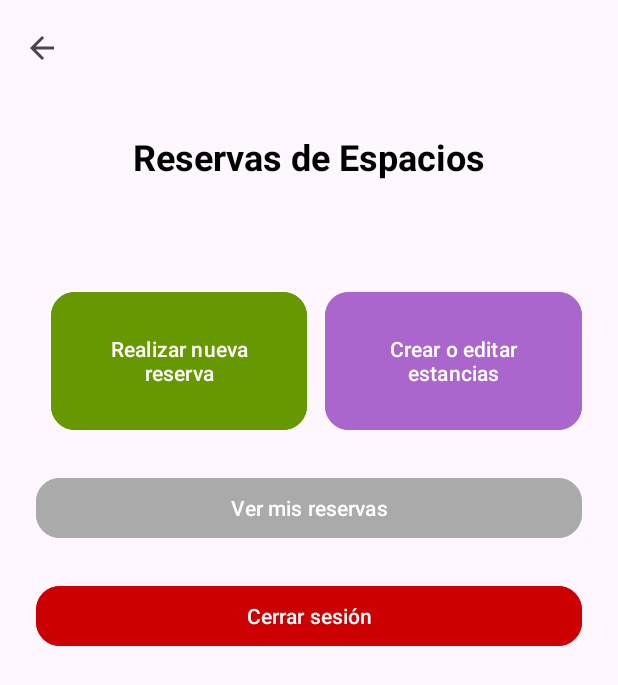
After one commit to Alvaro200039/TFG-Kotlin, an Android app: the MainActivity2 screen opened directly, with no data from a screen before it, on a phone screen of 412 x 824 dp. The commit adds this screen. Shown: the top 685 px of the screen. Run offline under Robolectric (Android 15) with nearby library versions, the light colour scheme and no system bars.

Commit message:
Bases de datos local temporal para hacer pruebas; leer comentarios en fichero BBDD.kt para poder utilizarla en las activity que creeis

```diff
--- a/app/src/main/AndroidManifest.xml
+++ b/app/src/main/AndroidManifest.xml
@@ -12,6 +12,9 @@
         android:supportsRtl="true"
         android:theme="@style/Theme.TFGKotlin"
         tools:targetApi="31">
+        <activity
+            android:name=".MainActivity2"
+            android:exported="false" />
         <activity
             android:name=".RegistroEmpresaActivity"
             android:exported="false" />
--- /dev/null
+++ b/app/src/main/java/com/example/tfg_kotlin/MainActivity2.kt
@@ -0,0 +1,26 @@
+package com.example.tfg_kotlin
+
+import android.os.Bundle
+import androidx.activity.enableEdgeToEdge
+import androidx.appcompat.app.AppCompatActivity
+import androidx.core.view.ViewCompat
+import androidx.core.view.WindowInsetsCompat
+import androidx.appcompat.widget.Toolbar
+
+class MainActivity2 : AppCompatActivity() {
+    override fun onCreate(savedInstanceState: Bundle?) {
+        super.onCreate(savedInstanceState)
+        enableEdgeToEdge()
+        setContentView(R.layout.activity_main2)
+        ViewCompat.setOnApplyWindowInsetsListener(findViewById(R.id.menucreacion)) { v, insets ->
+            val systemBars = insets.getInsets(WindowInsetsCompat.Type.systemBars())
+            v.setPadding(systemBars.left, systemBars.top, systemBars.right, systemBars.bottom)
+            insets
+        }
+
+        val toolbar = findViewById<Toolbar>(R.id.toolbar)
+        setSupportActionBar(toolbar)
+        supportActionBar?.setDisplayShowTitleEnabled(false)
+        supportActionBar?.setDisplayHomeAsUpEnabled(true)
+    }
+}
--- /dev/null
+++ b/app/src/main/res/layout/activity_main2.xml
@@ -0,0 +1,114 @@
+<?xml version="1.0" encoding="utf-8"?>
+<androidx.constraintlayout.widget.ConstraintLayout xmlns:android="http://schemas.android.com/apk/res/android"
+    xmlns:app="http://schemas.android.com/apk/res-auto"
+    xmlns:tools="http://schemas.android.com/tools"
+    android:id="@+id/menucreacion"
+    android:layout_width="match_parent"
+    android:layout_height="match_parent"
+    tools:context=".MainActivity">
+
+    <androidx.appcompat.widget.Toolbar
+        android:id="@+id/toolbar"
+        android:layout_width="0dp"
+        android:layout_height="?attr/actionBarSize"
+        android:background="@android:color/transparent"
+        app:layout_constraintTop_toTopOf="parent"
+        app:layout_constraintStart_toStartOf="parent"
+        app:layout_constraintEnd_toEndOf="parent" />
+
+    <LinearLayout
+        android:id="@+id/contenedorContenido"
+        android:layout_width="0dp"
+        android:layout_height="0dp"
+        android:orientation="vertical"
+        android:padding="24dp"
+        app:layout_constraintTop_toBottomOf="@+id/toolbar"
+        app:layout_constraintBottom_toBottomOf="parent"
+        app:layout_constraintStart_toStartOf="parent"
+        app:layout_constraintEnd_toEndOf="parent">
+
+
+        <!-- Título o logo -->
+        <TextView
+            android:id="@+id/textTitulo"
+            android:layout_width="match_parent"
+            android:layout_height="wrap_content"
+            android:gravity="center"
+            android:paddingBottom="16dp"
+            android:text="Reservas de Espacios"
+            android:textSize="24sp"
+            android:textStyle="bold"
+            android:textColor="@color/black"/>
+
+        <!-- Próxima reserva -->
+        <TextView
+            android:id="@+id/textProximaReserva"
+            android:layout_width="match_parent"
+            android:layout_height="wrap_content"
+            android:padding="8dp"
+            android:textColor="@color/black"
+            android:textSize="16sp"
+            android:gravity="center"/>
+
+        <LinearLayout
+            android:id="@+id/botones"
+            android:layout_width="match_parent"
+            android:layout_height="wrap_content"
+            android:orientation="horizontal"
+            android:paddingEnd="0dp"
+            android:paddingStart="10dp"
+
+            android:layout_marginTop="16dp">
+
+            <!-- Botón: Nueva reserva -->
+            <com.google.android.material.button.MaterialButton
+                android:id="@+id/btnNuevaReserva"
+                android:layout_width="0dp"
+                android:layout_height="100dp"
+                android:layout_weight="1"
+                android:backgroundTint="@android:color/holo_green_dark"
+                app:cornerRadius="16dp"
+                android:text="Realizar nueva reserva"
+                android:textColor="@color/white"
+                />
+
+            <!-- Botón: Crear/editar salas -->
+            <com.google.android.material.button.MaterialButton
+                android:id="@+id/btnEditarSalas"
+                android:layout_width="0dp"
+                android:layout_height="100dp"
+                android:layout_marginStart="12dp"
+                android:layout_weight="1"
+                android:backgroundTint="@android:color/holo_purple"
+                app:cornerRadius="16dp"
+                android:text="Crear o editar estancias"
+                android:textColor="@color/white"/>
+
+        </LinearLayout>
+
+        <!-- Botón: Ver reservas activas -->
+        <com.google.android.material.button.MaterialButton
+            android:id="@+id/btnVerReservas"
+            android:layout_width="match_parent"
+            android:layout_height="wrap_content"
+            app:cornerRadius="16dp"
+            android:backgroundTint="@android:color/darker_gray"
+            android:layout_marginTop="24dp"
+            android:text="Ver mis reservas"
+            android:textColor="@color/white"
+            />
+
+        <!-- Botón: Cerrar sesión (opcional) -->
+        <com.google.android.material.button.MaterialButton
+            android:id="@+id/btnLogout"
+            android:layout_width="match_parent"
+            android:layout_height="wrap_content"
+            android:layout_marginTop="24dp"
+            app:cornerRadius="16dp"
+            android:text="Cerrar sesión"
+            android:textColor="@color/white"
+            android:backgroundTint="@android:color/holo_red_dark"/>
+    </LinearLayout>
+
+
+</androidx.constraintlayout.widget.ConstraintLayout>
```
Also changed, not shown: app/src/main/java/com/example/tfg_kotlin/MainActivity.kt (+10 -4 lines), app/src/main/res/layout/activity_main.xml (+46 -45 lines).
